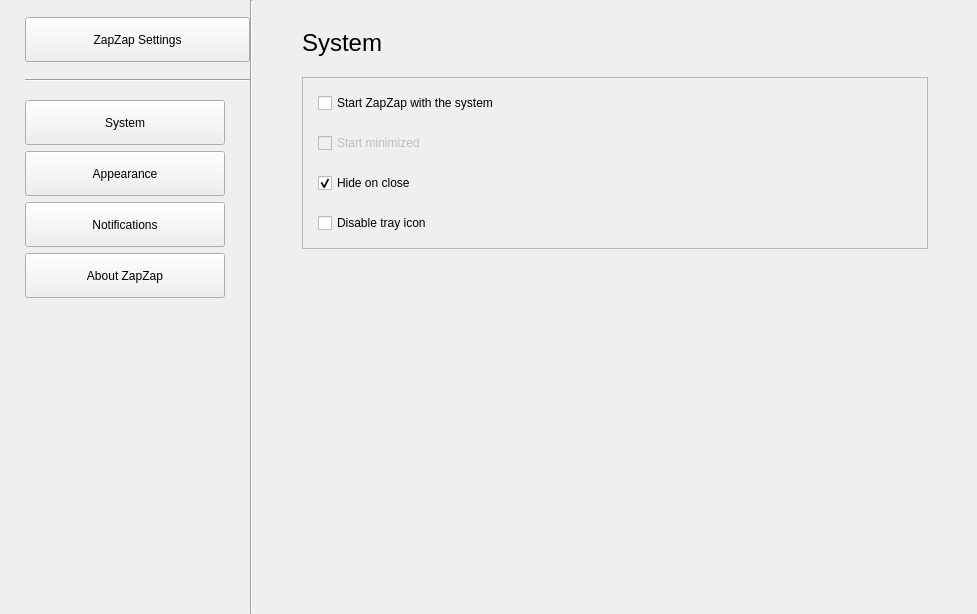
Above: zapzap/view/settings_new.ui from rafatosta/zapzap before the change. Below: the same form after it.
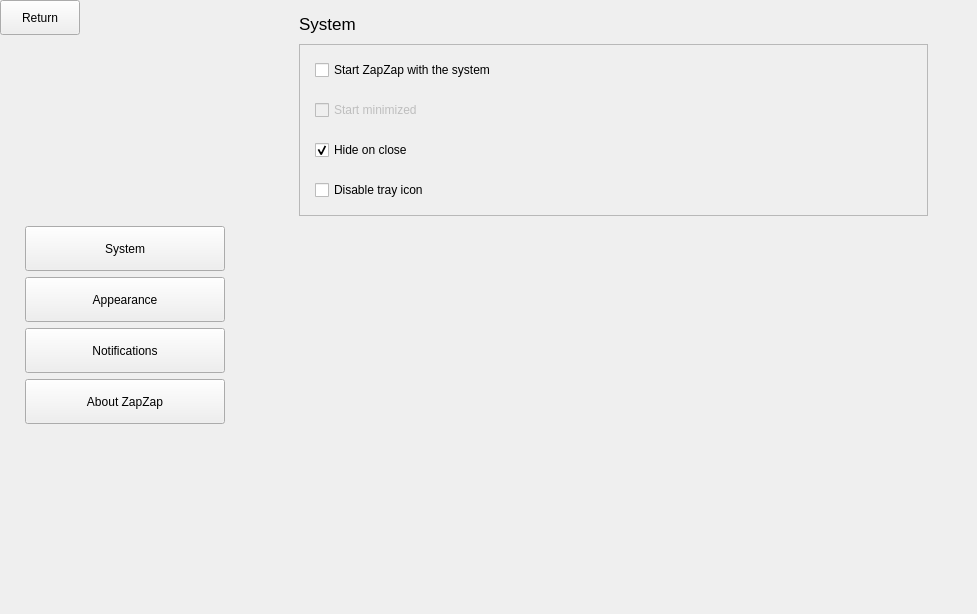
That is the form after the change.

```diff
--- a/zapzap/view/settings_new.ui
+++ b/zapzap/view/settings_new.ui
@@ -30,70 +30,25 @@
     <number>0</number>
    </property>
    <item>
-    <widget class="QFrame" name="leftMenu">
-     <property name="maximumSize">
-      <size>
-       <width>250</width>
-       <height>16777215</height>
-      </size>
-     </property>
-     <property name="styleSheet">
-      <string notr="true"/>
-     </property>
-     <property name="frameShape">
-      <enum>QFrame::NoFrame</enum>
-     </property>
-     <property name="frameShadow">
-      <enum>QFrame::Raised</enum>
-     </property>
-     <layout class="QVBoxLayout" name="verticalLayout_3">
-      <property name="spacing">
-       <number>0</number>
-      </property>
-      <property name="leftMargin">
-       <number>0</number>
-      </property>
-      <property name="topMargin">
-       <number>0</number>
-      </property>
-      <property name="rightMargin">
-       <number>0</number>
-      </property>
-      <property name="bottomMargin">
-       <number>0</number>
-      </property>
-      <item>
-       <widget class="QFrame" name="backMenu">
+    <widget class="QFrame" name="leftBar_2">
         <property name="sizePolicy">
-         <sizepolicy hsizetype="Preferred" vsizetype="Fixed">
+      <sizepolicy hsizetype="Fixed" vsizetype="Preferred">
           <horstretch>0</horstretch>
           <verstretch>0</verstretch>
          </sizepolicy>
         </property>
         <property name="minimumSize">
          <size>
-          <width>0</width>
-          <height>100</height>
-         </size>
-        </property>
-        <property name="maximumSize">
-         <size>
-          <width>16777215</width>
-          <height>100</height>
-         </size>
-        </property>
-        <property name="frameShape">
-         <enum>QFrame::NoFrame</enum>
-        </property>
-        <property name="frameShadow">
-         <enum>QFrame::Raised</enum>
-        </property>
-        <layout class="QVBoxLayout" name="verticalLayout">
+       <width>250</width>
+       <height>0</height>
+      </size>
+     </property>
+     <layout class="QVBoxLayout" name="leftBar">
          <property name="spacing">
           <number>0</number>
          </property>
          <property name="leftMargin">
-          <number>25</number>
+       <number>0</number>
          </property>
          <property name="topMargin">
           <number>0</number>
@@ -107,15 +62,15 @@
          <item>
           <widget class="QPushButton" name="btn_back">
            <property name="sizePolicy">
-            <sizepolicy hsizetype="Expanding" vsizetype="Fixed">
+         <sizepolicy hsizetype="Fixed" vsizetype="Fixed">
              <horstretch>60</horstretch>
-             <verstretch>45</verstretch>
+          <verstretch>44</verstretch>
             </sizepolicy>
            </property>
            <property name="minimumSize">
             <size>
              <width>0</width>
-             <height>45</height>
+          <height>35</height>
             </size>
            </property>
            <property name="cursor">
@@ -128,7 +83,7 @@
             <string>Return</string>
            </property>
            <property name="text">
-            <string>ZapZap Settings</string>
+         <string>Return</string>
            </property>
            <property name="flat">
             <bool>false</bool>
@@ -136,15 +91,38 @@
           </widget>
          </item>
          <item>
-          <widget class="Line" name="line_2">
-           <property name="orientation">
-            <enum>Qt::Horizontal</enum>
-           </property>
-          </widget>
-         </item>
-        </layout>
-       </widget>
-      </item>
+       <widget class="QFrame" name="leftMenu">
+        <property name="maximumSize">
+         <size>
+          <width>250</width>
+          <height>16777215</height>
+         </size>
+        </property>
+        <property name="styleSheet">
+         <string notr="true"/>
+        </property>
+        <property name="frameShape">
+         <enum>QFrame::NoFrame</enum>
+        </property>
+        <property name="frameShadow">
+         <enum>QFrame::Raised</enum>
+        </property>
+        <layout class="QVBoxLayout" name="verticalLayout_3">
+         <property name="spacing">
+          <number>0</number>
+         </property>
+         <property name="leftMargin">
+          <number>0</number>
+         </property>
+         <property name="topMargin">
+          <number>0</number>
+         </property>
+         <property name="rightMargin">
+          <number>0</number>
+         </property>
+         <property name="bottomMargin">
+          <number>0</number>
+         </property>
       <item>
        <widget class="QFrame" name="menu">
         <property name="frameShape">
@@ -166,6 +144,19 @@
          <property name="bottomMargin">
           <number>0</number>
          </property>
+            <item>
+             <spacer name="verticalSpacer_4">
+              <property name="orientation">
+               <enum>Qt::Vertical</enum>
+              </property>
+              <property name="sizeHint" stdset="0">
+               <size>
+                <width>20</width>
+                <height>40</height>
+               </size>
+              </property>
+             </spacer>
+            </item>
          <item>
           <widget class="QPushButton" name="btn_system">
            <property name="sizePolicy">
@@ -285,11 +276,7 @@
      </layout>
     </widget>
    </item>
-   <item>
-    <widget class="Line" name="line">
-     <property name="orientation">
-      <enum>Qt::Vertical</enum>
-     </property>
+     </layout>
     </widget>
    </item>
    <item>
@@ -319,10 +306,10 @@
            <item>
             <layout class="QVBoxLayout" name="verticalLayout_5">
              <property name="spacing">
-              <number>20</number>
+              <number>10</number>
              </property>
              <property name="topMargin">
-              <number>20</number>
+              <number>5</number>
              </property>
              <item>
               <widget class="QLabel" name="label">
@@ -334,7 +321,8 @@
                </property>
                <property name="font">
                 <font>
-                 <pointsize>18</pointsize>
+                 <pointsize>13</pointsize>
+                 <bold>false</bold>
                 </font>
                </property>
                <property name="text">
@@ -356,6 +344,9 @@
                  <height>0</height>
                 </size>
                </property>
+               <property name="styleSheet">
+                <string notr="true"/>
+               </property>
                <property name="frameShape">
                 <enum>QFrame::StyledPanel</enum>
                </property>
```
Lines whose indentation alone changed are shown as unchanged.
